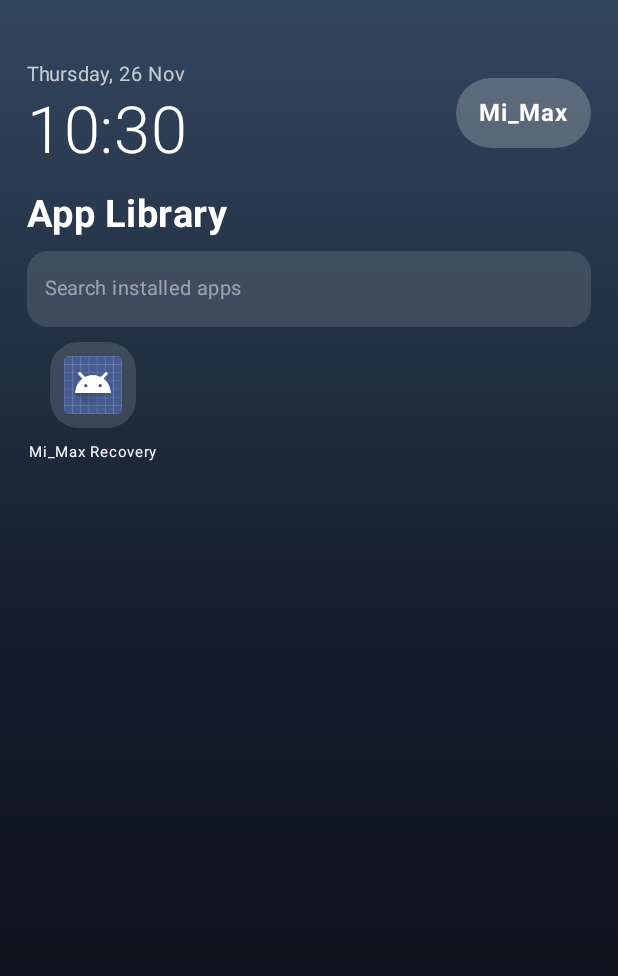
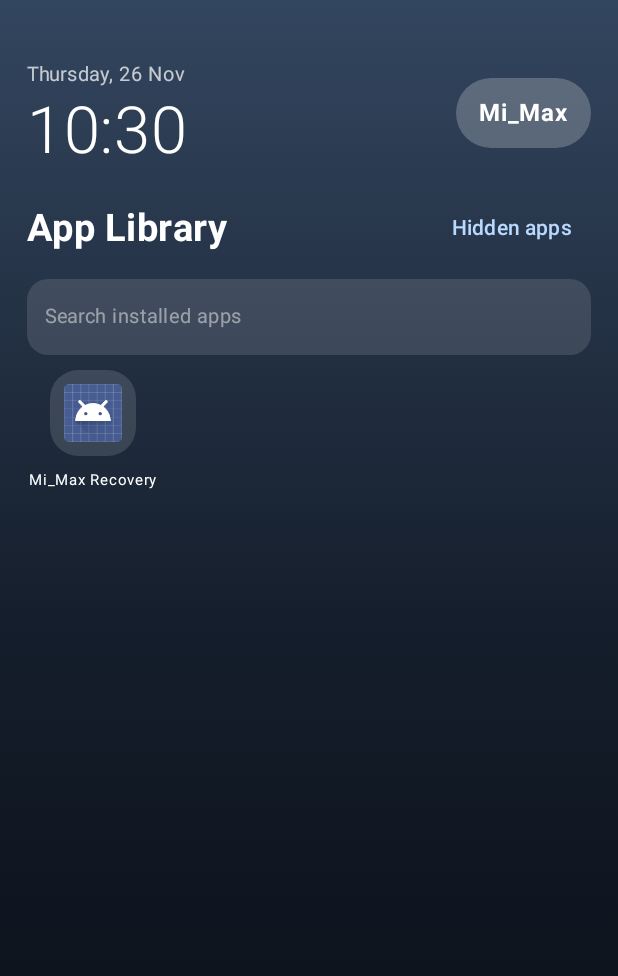
Before and after one commit to mmgg3yn-png/MI_Max, an Android app built with Jetpack Compose: the MainActivity screen opened directly, with no data from a screen before it, after a tap on "All apps →", on a phone screen of 412 x 824 dp. Shown: the top 976 px of the screen. Run offline under Robolectric (Android 15) with nearby library versions, the phone set to English and light mode, and no system bars.

Commit message:
Add persistent hide and restore apps controls to launcher library

```diff
--- a/app/src/main/java/com/mimax/lu/MainActivity.kt
+++ b/app/src/main/java/com/mimax/lu/MainActivity.kt
@@ -110,6 +110,7 @@ private fun MiMaxLauncher(widgetController: LauncherWidgetController) {
     var columns by remember { mutableIntStateOf(prefs.getInt("columns",4)) }
     var hideHomeLabels by remember { mutableStateOf(prefs.getBoolean("hide_home_labels",false)) }
     var hideDrawerLabels by remember { mutableStateOf(prefs.getBoolean("hide_drawer_labels",false)) }
+    var hiddenPackages by remember { mutableStateOf(prefs.getStringSet("hidden_packages", emptySet())?.toSet() ?: emptySet()) }
     var theme by remember { mutableStateOf(prefs.getString("theme","Midnight Glass") ?: "Midnight Glass") }
     var endpoint by remember { mutableStateOf(prefs.getString("ai_endpoint","") ?: "") }
     var model by remember { mutableStateOf(prefs.getString("ai_model","") ?: "") }
@@ -159,7 +160,8 @@ private fun MiMaxLauncher(widgetController: LauncherWidgetController) {
             AppEntry(r.loadLabel(pm).toString(),ai.packageName,iconPacks.iconFor(iconPack, ai.packageName) ?: r.loadIcon(pm))
         }.distinctBy{it.pkg}.sortedBy{it.name.lowercase()}
     }
-    val filtered=apps.filter{it.name.contains(query,true)}
+    val filtered=apps.filter{it.name.contains(query,true) && it.pkg !in hiddenPackages}
+    val visibleHomeApps=apps.filter{it.pkg !in hiddenPackages}
     fun save(k:String,v:Any) { prefs.edit().apply {
         when(v){ is Float->putFloat(k,v); is Int->putInt(k,v); is String->putString(k,v); is Boolean->putBoolean(k,v) }
     }.apply() }
@@ -181,14 +183,14 @@ private fun MiMaxLauncher(widgetController: LauncherWidgetController) {
                 Spacer(Modifier.height(15.dp))
                 AnimatedContent(targetState=tab,transitionSpec={ androidx.compose.animation.fadeIn(tween(animationDuration)) togetherWith androidx.compose.animation.fadeOut(tween((animationDuration/2).coerceAtLeast(60))) },label="pages") { page ->
                     when(page) {
-                        "apps" -> AppsPage(filtered,query,iconShape,columns,hideDrawerLabels,{query=it})
+                        "apps" -> AppsPage(apps,query,iconShape,columns,hideDrawerLabels,hiddenPackages,{ next -> hiddenPackages=next; prefs.edit().putStringSet("hidden_packages",next).apply() },{query=it})
                         "ai" -> AiChatPage(endpoint,model,apiKey)
                         "widgets" -> WidgetsPage(widgetController)
                         "extensions" -> ExtensionsPage()
                         "themes" -> ThemesPage(theme,{theme=it;save("theme",it)})
                         "settings" -> SettingsPage(blur,{blur=it;save("blur",it)},opacity,{opacity=it;save("opacity",it)},columns,{columns=it;save("columns",it)},endpoint,{endpoint=it;save("ai_endpoint",it)},model,{model=it;save("ai_model",it)},apiKey,{apiKey=it;save("ai_key",it)},iconPack,{iconPack=it;save("icon_pack",it)},wallpaperUri,{wallpaperPicker.launch(arrayOf("image/*"))},{wallpaperUri="";prefs.edit().remove("wallpaper_uri").apply()},fontPath,{fontPicker.launch(arrayOf("font/ttf","font/otf","application/octet-stream"))},{fontPath="";prefs.edit().remove("font_path").apply()},iconShape,{iconShape=it;save("icon_shape",it)},animationDuration,{animationDuration=it;save("animation_duration",it)},hideHomeLabels,{hideHomeLabels=it;save("hide_home_labels",it)},hideDrawerLabels,{hideDrawerLabels=it;save("hide_drawer_labels",it)},{tab="account"})
                         "account" -> AccountPage { showAccount=false;tab="settings" }
-                        else -> HomePage(apps,columns,opacity,widgetController,iconShape,hideHomeLabels,{tab="apps"},{tab="settings"})
+                        else -> HomePage(visibleHomeApps,columns,opacity,widgetController,iconShape,hideHomeLabels,{tab="apps"},{tab="settings"})
                     }
                 }
                 Spacer(Modifier.weight(1f))
@@ -428,14 +430,20 @@ private fun MiMaxLauncher(widgetController: LauncherWidgetController) {
         )
     }
 }
-@Composable private fun AppsPage(apps:List<AppEntry>,query:String,iconShape:String,cols:Int,hideLabels:Boolean,onQuery:(String)->Unit) {
+@Composable private fun AppsPage(apps:List<AppEntry>,query:String,iconShape:String,cols:Int,hideLabels:Boolean,hiddenPackages:Set<String>,onHiddenChange:(Set<String>)->Unit,onQuery:(String)->Unit) {
+    var selectedToHide by remember { mutableStateOf<AppEntry?>(null) }
+    var showHidden by remember { mutableStateOf(false) }
+    val visibleApps = apps.filter { it.pkg !in hiddenPackages && it.name.contains(query,true) }
+    val hiddenApps = apps.filter { it.pkg in hiddenPackages }
     Column {
-        Text("App Library",color=Color.White,fontSize=25.sp,fontWeight=FontWeight.Bold)
+        Row(Modifier.fillMaxWidth(),verticalAlignment=Alignment.CenterVertically) { Text("App Library",color=Color.White,fontSize=25.sp,fontWeight=FontWeight.Bold,modifier=Modifier.weight(1f)); TextButton(onClick={showHidden=true}) { Text("Hidden apps") } }
         Spacer(Modifier.height(10.dp))
         GlassInput(query,onQuery,"Search installed apps")
         Spacer(Modifier.height(10.dp))
-        LazyVerticalGrid(columns=GridCells.Fixed(cols),modifier=Modifier.weight(1f),contentPadding=PaddingValues(bottom=12.dp),horizontalArrangement=Arrangement.spacedBy(8.dp),verticalArrangement=Arrangement.spacedBy(14.dp)) { items(apps,key={it.pkg}){AppIcon(it,iconShape=iconShape,showLabel=!hideLabels)} }
+        LazyVerticalGrid(columns=GridCells.Fixed(cols),modifier=Modifier.weight(1f),contentPadding=PaddingValues(bottom=12.dp),horizontalArrangement=Arrangement.spacedBy(8.dp),verticalArrangement=Arrangement.spacedBy(14.dp)) { items(visibleApps,key={it.pkg}){app->AppIcon(app,iconShape=iconShape,showLabel=!hideLabels,onLongClick={selectedToHide=app})} }
     }
+    selectedToHide?.let { app -> AlertDialog(onDismissRequest={selectedToHide=null},title={Text("Hide app?")},text={Text("Hide ${app.name} from Home and App Library?")},confirmButton={TextButton(onClick={onHiddenChange(hiddenPackages+app.pkg);selectedToHide=null}){Text("Hide")}},dismissButton={TextButton(onClick={selectedToHide=null}){Text("Cancel")}}) }
+    if(showHidden) AlertDialog(onDismissRequest={showHidden=false},title={Text("Hidden apps")},text={Column { if(hiddenApps.isEmpty()) Text("No hidden apps") else hiddenApps.forEach { app -> Row(verticalAlignment=Alignment.CenterVertically) { Text(app.name,modifier=Modifier.weight(1f));TextButton(onClick={onHiddenChange(hiddenPackages-app.pkg)}) { Text("Show") } } } }},confirmButton={TextButton(onClick={showHidden=false}){Text("Close")}})
 }
 @OptIn(androidx.compose.foundation.ExperimentalFoundationApi::class)
 @Composable private fun AppIcon(app:AppEntry,iconShape:String="squircle",showLabel:Boolean=true,onLongClick:()->Unit = {}) {
```
